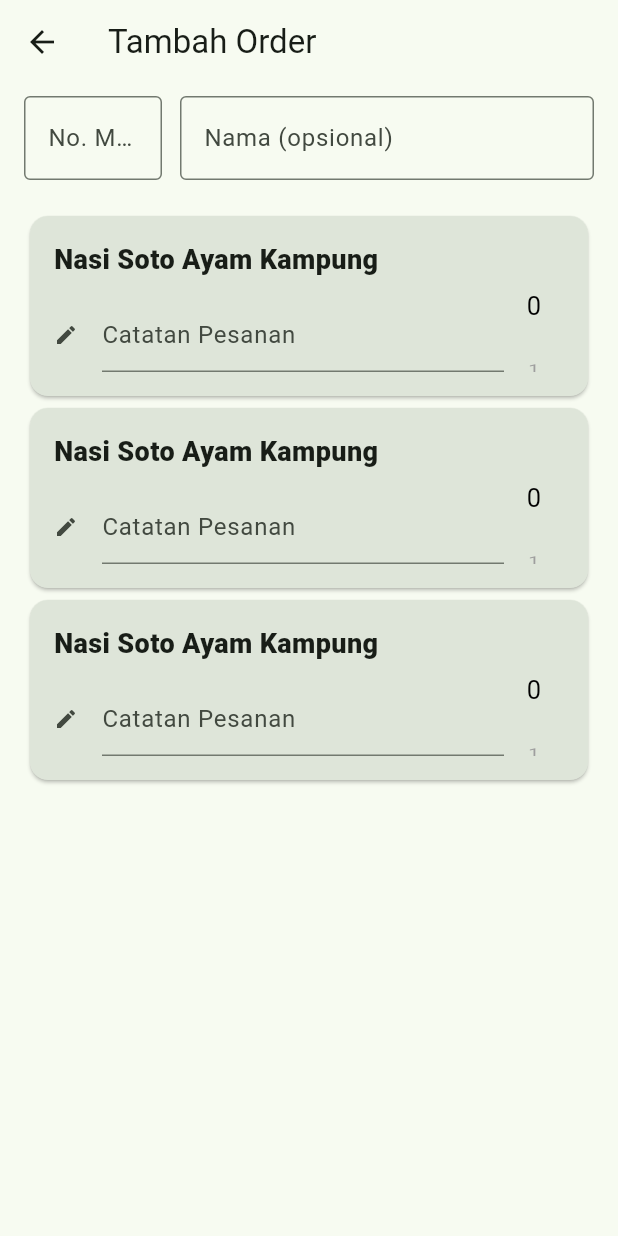
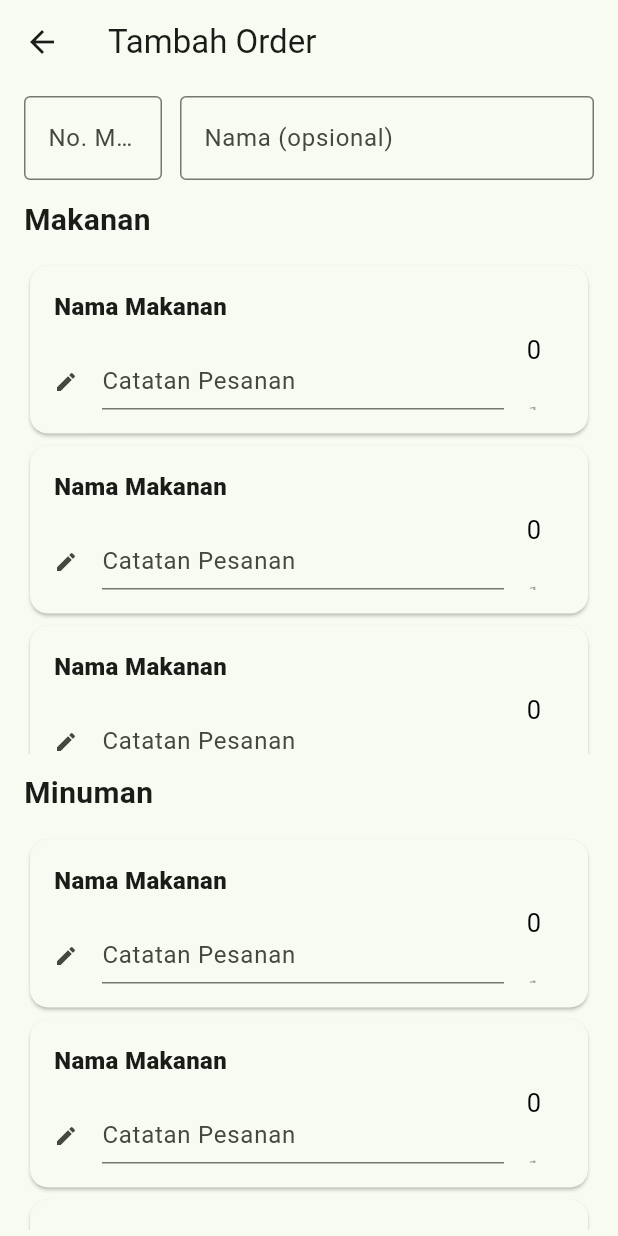
Before and after one commit to bootloopmaster636/warjo_order_management, a Flutter app: the screen it shows after launch, after a tap on "Tambah Orderan", on a phone screen of 412 x 824 dp. Run offline on Flutter 3.47's test engine with Material 2 defaults, Android fonts, the phone set to English and light mode, and no system bars; drawn by our look-alikes of wheel_chooser; our stand-ins replace google_fonts.

Commit message:
finished the UI on "tambah pesanan"

```diff
--- a/lib/Routes/AddOrder.dart
+++ b/lib/Routes/AddOrder.dart
@@ -4,18 +4,16 @@ import 'package:wheel_chooser/wheel_chooser.dart';
 class AddOrder extends StatelessWidget {
   Widget build(BuildContext context) {
     return Scaffold(
-      backgroundColor: Theme
-          .of(context)
-          .colorScheme
-          .surface,
+      backgroundColor: Theme.of(context).colorScheme.background,
       appBar: AppBar(
         title: Text('Tambah Order'),
       ),
-      body: Center(
-        child: Padding(
-          padding: const EdgeInsets.fromLTRB(16, 8, 16, 4),
+      body: Padding(
+        padding: const EdgeInsets.fromLTRB(16, 8, 16, 4),
+        child: SingleChildScrollView(
           child: Column(
             mainAxisAlignment: MainAxisAlignment.start,
+            crossAxisAlignment: CrossAxisAlignment.start,
             children: [
               const Row(
                 mainAxisAlignment: MainAxisAlignment.start,
@@ -45,14 +43,41 @@ class AddOrder extends StatelessWidget {
                   ),
                 ],
               ),
-              const SizedBox(width: 80, height: 20),
-              ListView(
-                shrinkWrap: true,
-                children: [
-                  ItemCard(),
-                  ItemCard(),
-                  ItemCard()
-                ],
+              Padding(
+                padding: const EdgeInsets.symmetric(vertical: 12.0),
+                child: Text(
+                  "Makanan",
+                  style: TextStyle(fontSize: 20, fontWeight: FontWeight.w600),
+                ),
+              ),
+              Container(
+                height: MediaQuery.of(context).size.height * 0.4,
+                child: ListView(
+                  children: [ItemCard(), ItemCard(), ItemCard(), ItemCard()],
+                ),
+              ),
+              Padding(
+                padding: const EdgeInsets.symmetric(vertical: 12.0),
+                child: Text(
+                  "Minuman",
+                  style: TextStyle(fontSize: 20, fontWeight: FontWeight.w600),
+                ),
+              ),
+              Container(
+                height: MediaQuery.of(context).size.height * 0.4,
+                child: ListView(
+                  children: [ItemCard(), ItemCard(), ItemCard(), ItemCard()],
+                ),
+              ),
+              Padding(
+                padding: const EdgeInsets.symmetric(vertical: 16),
+                child: Center(
+                  child: FilledButton(
+                      onPressed: () {
+                        print("saved");
+                      },
+                      child: Text("Simpan Pesanan")),
+                ),
               )
             ],
           ),
@@ -67,13 +92,10 @@ class ItemCard extends StatelessWidget {
   Widget build(BuildContext context) {
     return Container(
       child: Card(
-        color: Theme
-            .of(context)
-            .colorScheme
-            .surfaceVariant,
+        color: Theme.of(context).colorScheme.surface,
         child: SizedBox(
           width: 420,
-          height: 120,
+          height: 112,
           child: Padding(
               padding: const EdgeInsets.all(16.0),
               child: Row(
@@ -83,10 +105,10 @@ class ItemCard extends StatelessWidget {
                     crossAxisAlignment: CrossAxisAlignment.start,
                     children: [
                       Text(
-                        "Nasi Soto Ayam Kampung",
+                        "Nama Makanan",
                         textAlign: TextAlign.start,
                         style: TextStyle(
-                            fontWeight: FontWeight.w800, fontSize: 18),
+                            fontWeight: FontWeight.w800, fontSize: 16),
                       ),
                       Align(
                         alignment: Alignment.bottomLeft,
@@ -101,7 +123,7 @@ class ItemCard extends StatelessWidget {
                                 labelText: "Catatan Pesanan",
                                 isDense: true,
                                 contentPadding:
-                                EdgeInsets.symmetric(vertical: 6)),
+                                    EdgeInsets.symmetric(vertical: 0)),
                             style: TextStyle(fontSize: 14),
                             maxLines: 1,
                           ),
@@ -109,7 +131,7 @@ class ItemCard extends StatelessWidget {
                       )
                     ],
                   ),
-                  Flexible(
+                  Expanded(
                     child: WheelChooser.integer(
                       minValue: 0,
                       maxValue: 30,
--- a/lib/main.dart
+++ b/lib/main.dart
@@ -19,12 +19,12 @@ class MyApp extends StatelessWidget {
       title: 'WARJO Order Management',
       theme: ThemeData(
           brightness: Brightness.light,
-          colorSchemeSeed: Color.fromRGBO(78, 242, 105, 1),
+          colorSchemeSeed: Color.fromRGBO(46, 167, 67, 1.0),
           useMaterial3: true,
           fontFamily: GoogleFonts.varelaRound().fontFamily),
       darkTheme: ThemeData(
           brightness: Brightness.dark,
-          colorSchemeSeed: Color.fromRGBO(78, 242, 105, 1),
+          colorSchemeSeed: Color.fromRGBO(46, 167, 67, 1.0),
           useMaterial3: true,
           fontFamily: GoogleFonts.varelaRound().fontFamily),
       themeMode: ThemeMode.system,
```
